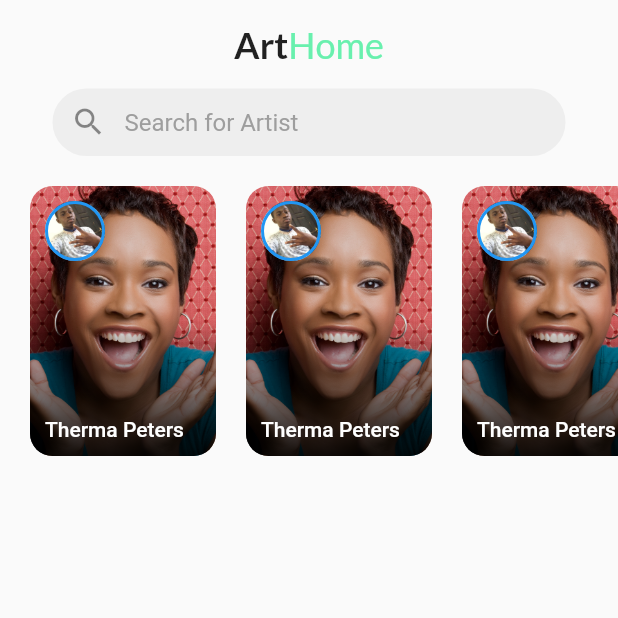
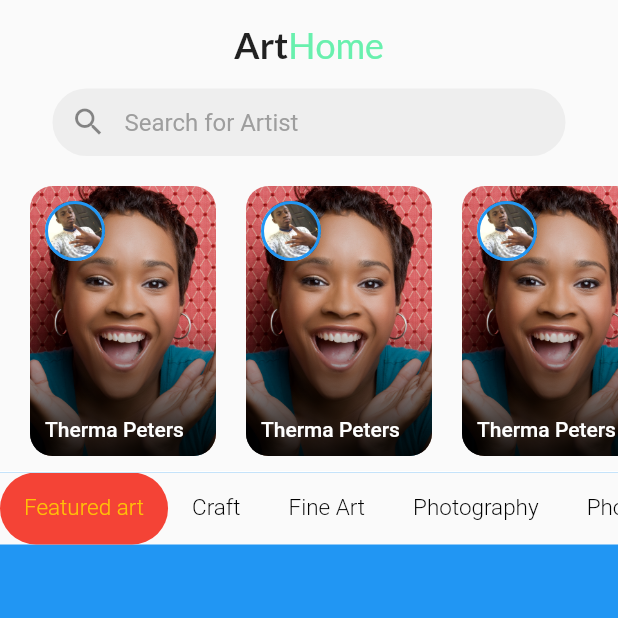
Before and after one commit to kitoga/ArtHome, a Flutter app: the screen it shows after launch, on a phone screen of 412 x 824 dp, the top half of it. Run offline on Flutter 3.47's test engine with Material 2 defaults, Android fonts, the light colour scheme and no system bars; Roboto replaces fonts that are missing (Montserrat).

Commit message:
second commit

```diff
--- a/lib/main.dart
+++ b/lib/main.dart
@@ -1,5 +1,4 @@
 import 'package:flutter/material.dart';
-
 
 
 void main() => runApp(MyApp());
@@ -10,6 +9,7 @@ class MyApp extends StatelessWidget {
   @override
   Widget build(BuildContext context) {
     return MaterialApp(
+      debugShowCheckedModeBanner: false,
       home: HomePage(),
     );
   }
@@ -117,14 +117,114 @@ class HomePage extends StatelessWidget {
                       userImage: 'assets/images/jo111.jpg',
                       userName: 'Therma Peters'
                     ),
-                    userStory(
-                      storyImage: 'assets/images/bigstock-Happy-Black-Woman-12039302.jpg',
-                      userImage: 'assets/images/jo111.jpg',
-                      userName: 'Therma Peters'
-                    ),
                   ],
                 ),
+              ),
+              SizedBox(height: 10),
+              Column(
+                mainAxisAlignment: MainAxisAlignment.center,
+                children: <Widget>[
+                  Center(
+                    child: Container(
+                      color: Colors.blue,
+                      child: Container(
+                        decoration: BoxDecoration(
+                          border: Border(top: BorderSide(color: Colors.white))
+                        ),
+
+                        constraints: BoxConstraints(
+                          maxHeight: MediaQuery.of(context).size.height,
+                          minHeight: 200,
+                          maxWidth: 460,
+                          minWidth: 460,
+                        ),
+                        child: Column(
+                          children: <Widget>[
+                            DefaultTabController(
+                              length: 5,
+                              initialIndex: 0,
+                              child: Expanded(
+                                child: Column(
+                                  children: <Widget>[
+                                    Material(
+                                      //color: Colors.white,
+                                      child: TabBar(
+                                        labelColor: Colors.amber,
+                                        isScrollable: true,
+                                        //indicatorColor: Colors.red,
+                                        unselectedLabelColor: Colors.black,
+                                        indicator: BoxDecoration(
+                                          borderRadius: BorderRadius.circular(50),
+                                          color: Colors.red,
+
+                                        ),
+                                        tabs: <Widget>[
+                                          Tab(
+                                            child: Text(
+                                              'Featured art',
+                                              style: TextStyle(
+                                                fontFamily: 'Montserrat',
+                                                fontSize: 15,
+                                                fontWeight: FontWeight.w300,
+                                              )
+                                            ),
+                                          ),
+                                          Tab(
+                                            child: Text(
+                                              'Craft',
+                                              style: TextStyle(
+                                                fontFamily: 'Montserrat',
+                                                fontSize: 15,
+                                                fontWeight: FontWeight.w300,
+                                              )
+                                            ),
+                                          ),
+                                          Tab(
+                                            child: Text(
+                                              'Fine Art',
+                                              style: TextStyle(
+                                                fontFamily: 'Montserrat',
+                                                fontSize: 15,
+                                                fontWeight: FontWeight.w300,
+                                              )
+                                            ),
+                                          ),
+                                          Tab(
+                                            child: Text(
+                                              'Photography',
+                                              style: TextStyle(
+                                                fontFamily: 'Montserrat',
+                                                fontSize: 15,
+                                                fontWeight: FontWeight.w300,
+                                              )
+                                            ),
+                                          ),
+                                          Tab(
+                                            child: Text(
+                                              'Photography',
+                                              style: TextStyle(
+                                                fontFamily: 'Montserrat',
+                                                fontSize: 15,
+                                                fontWeight: FontWeight.w300,
+                                              )
+                                            ),
+                                          ),
+
+                                        ],
+                                      ),
+                                    )
+                                  ],
+                                ),
+                              ),
+                            )
+                          ],
+                        ),
+                      ),
+                    ),
+                  )
+                ],
               )
+
             ],
           ),
         ),
```
Also changed, not shown: lib/tabs.dart (added, +123 -0 lines).
